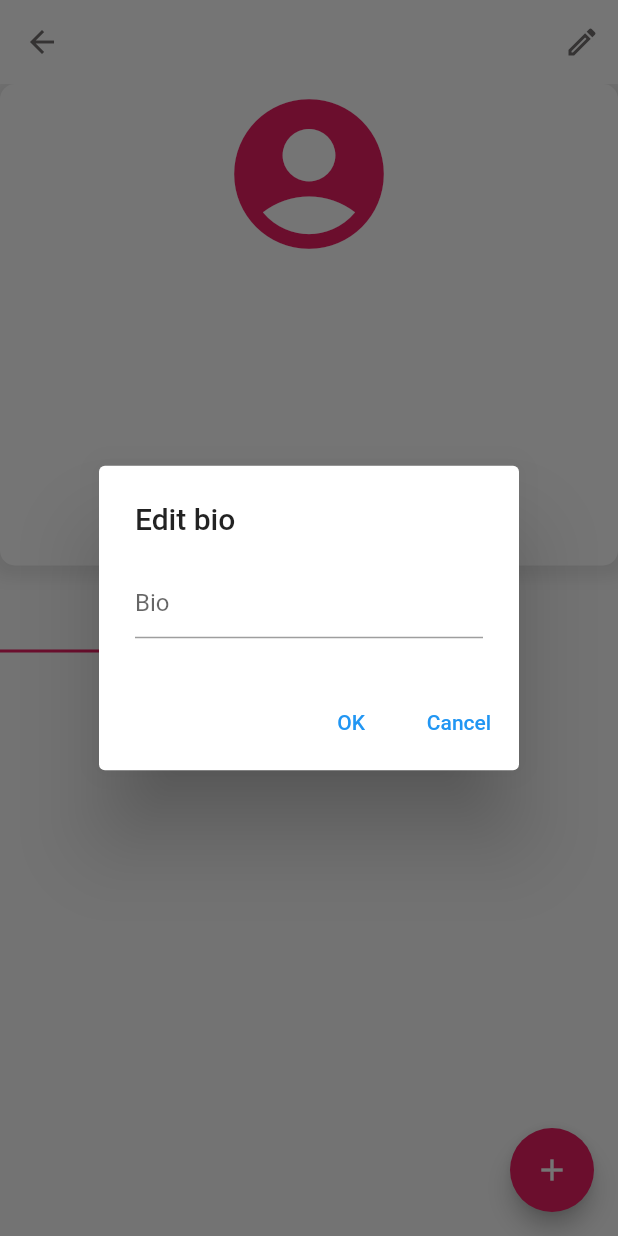
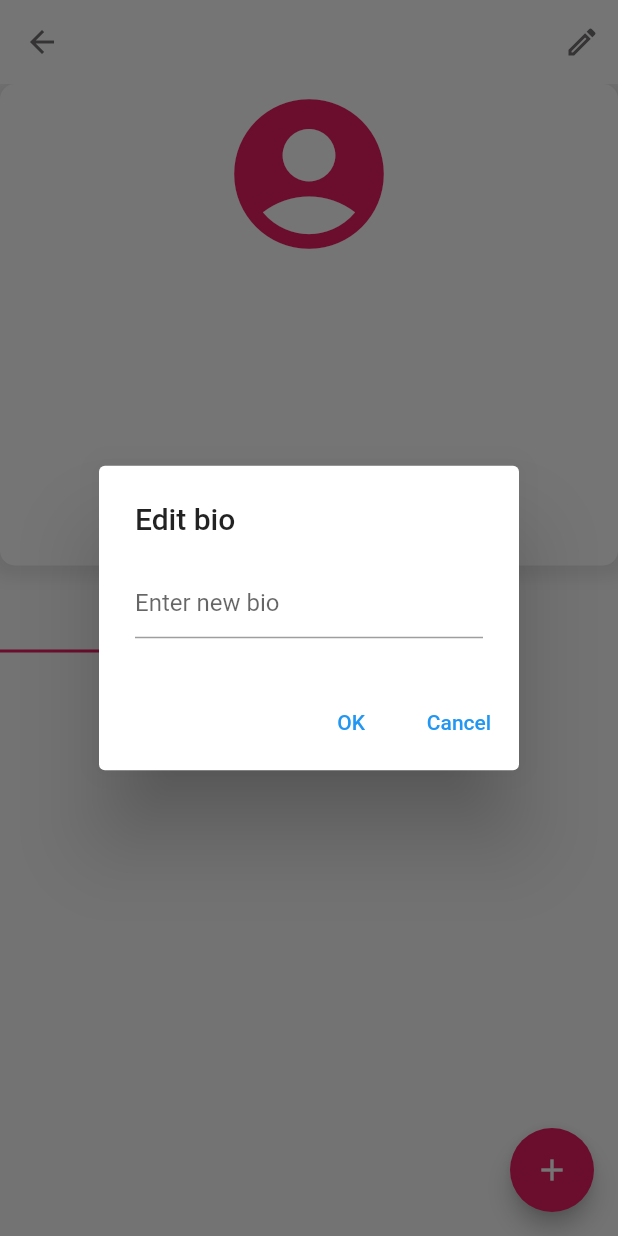
Before and after one commit to CMSC-23-1st-Sem-2022-2023/cmsc-23-project-SallySanban, a Flutter app: the ProfilePage screen opened by its route, after a tap on the "create" icon, on a phone screen of 412 x 824 dp. Run offline on Flutter 3.47's test engine with Material 2 defaults, Android fonts, the light colour scheme and no system bars; our stand-ins replace cloud_firestore, firebase_auth, firebase_core; missing offline and left inert: fake_cloud_firestore, firebase_auth_mocks; accounts and stored records are empty.

Commit message:
feat: changed hint text for edit bio

```diff
--- a/lib/pages/pop_up.dart
+++ b/lib/pages/pop_up.dart
@@ -59,9 +59,8 @@
                   child: TextField(
                     controller: bioController,
                     decoration: InputDecoration(
-                      hintText: "Bio",
+                      hintText: "Enter new bio",
                     ),
-                    keyboardType: TextInputType.multiline,
                   ),
                 ),
               ],
```
